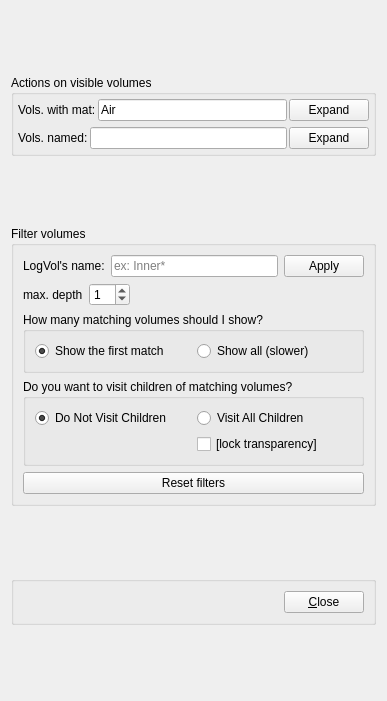
This is GeoModelVisualization/VP1GeometrySystems/src/settings_misc_form.ui in efemberg11/GeoModel_rmakhman as Qt 5 draws it before an edit. The edited form follows.
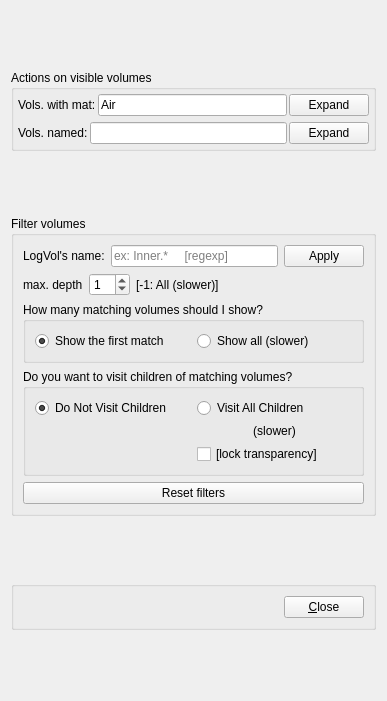
This is the edited form.

Commit message: Add more info to filter's input fields

Patch:
```diff
--- a/GeoModelVisualization/VP1GeometrySystems/src/settings_misc_form.ui
+++ b/GeoModelVisualization/VP1GeometrySystems/src/settings_misc_form.ui
@@ -158,7 +158,7 @@
            <string>Filter geometry volumes based on the name of the GeoLogVol node. You can use regular expressions and wildcards (*).</string>
           </property>
           <property name="placeholderText">
-           <string>ex: Inner*</string>
+           <string>ex: Inner.*     [regexp]</string>
           </property>
          </widget>
         </item>
@@ -211,6 +211,13 @@
           </property>
          </widget>
         </item>
+        <item>
+         <widget class="QLabel" name="label_2">
+          <property name="text">
+           <string>[-1: All (slower)]</string>
+          </property>
+         </widget>
+        </item>
         <item>
          <spacer name="horizontalSpacer">
           <property name="orientation">
@@ -296,7 +303,7 @@
            </property>
           </widget>
          </item>
-         <item row="1" column="1">
+         <item row="2" column="1">
           <widget class="QCheckBox" name="lockTransp">
            <property name="toolTip">
             <string>When enabling 'Visit All Children', if there are matching daughter to be shown inside a matching mother volume, then the transparency will be automatically set to 50% and set to a given type, to ease the visualization of nested volumes. You can disable this by checking this.</string>
@@ -315,6 +322,16 @@
            </property>
           </widget>
          </item>
+         <item row="1" column="1">
+          <widget class="QLabel" name="label">
+           <property name="text">
+            <string>(slower)</string>
+           </property>
+           <property name="alignment">
+            <set>Qt::AlignCenter</set>
+           </property>
+          </widget>
+         </item>
         </layout>
        </widget>
       </item>
```
